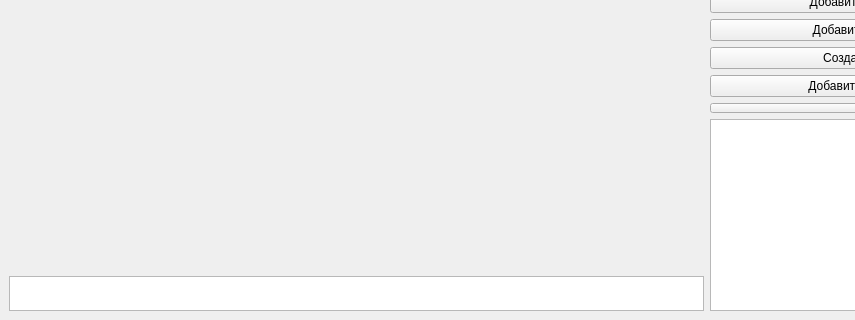
The window that src/mainwindow.ui (IlchenkoVasily/seye) describes before a commit, drawn with Qt 5; both pictures show x 0 to 855 and y 232 to 552 of the 1019 by 552 pixel window.
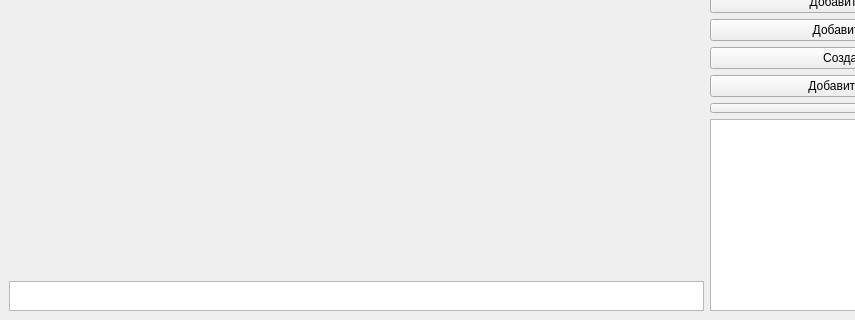
The same window after the commit.

The edit to the form file:
```diff
--- a/src/mainwindow.ui
+++ b/src/mainwindow.ui
@@ -233,7 +233,7 @@
         <property name="maximumSize">
          <size>
           <width>16777215</width>
-          <height>35</height>
+          <height>30</height>
          </size>
         </property>
         <attribute name="horizontalHeaderVisible">
```
Left out of the diff: 3 changed lines with no effect on the pictures.
